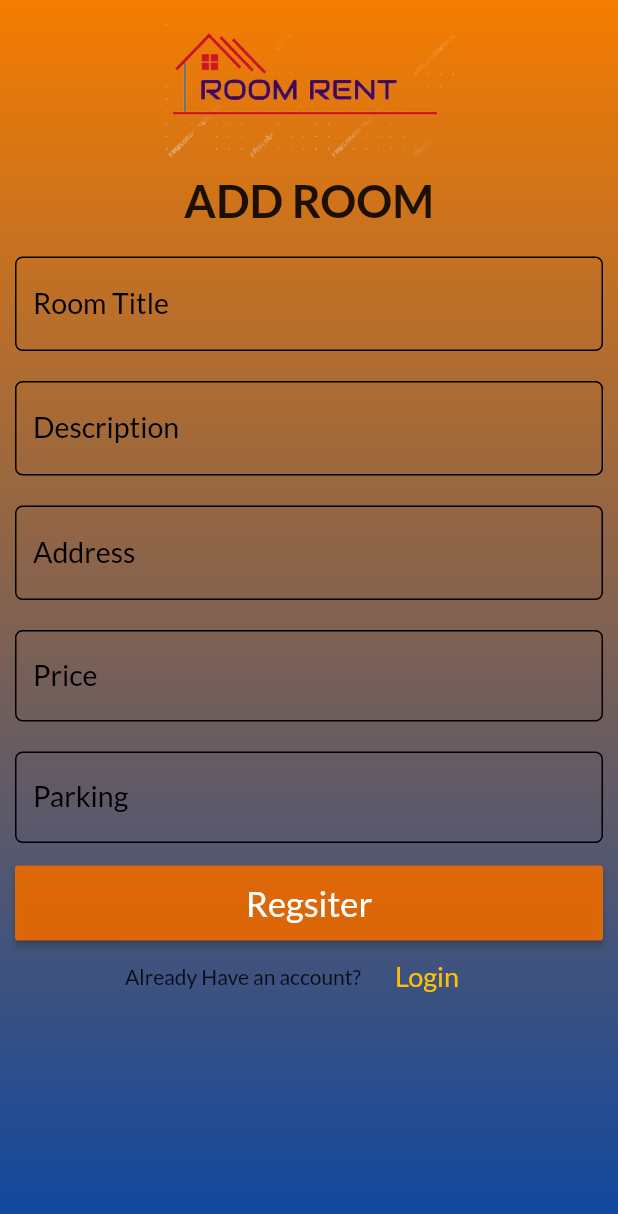
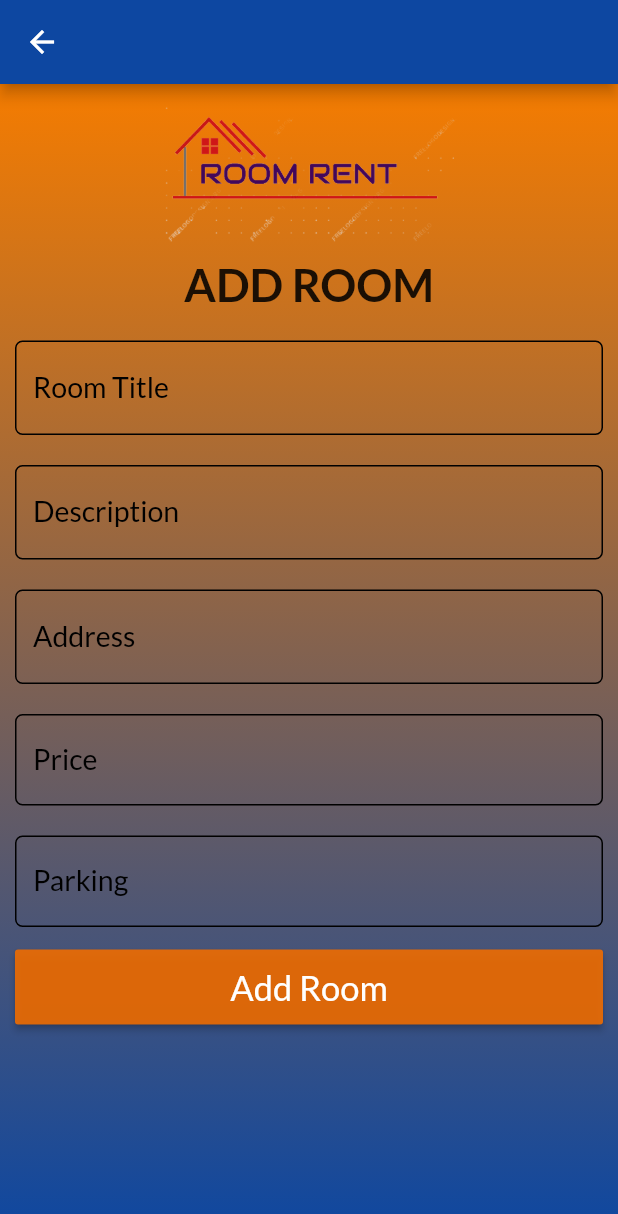
Before and after one commit to Bibekspk/Flutter-Frontend, a Flutter app: the Roompage screen opened directly, on a phone screen of 412 x 824 dp. Shown: the top 1214 px of the screen. Run offline on Flutter 3.47's test engine with Material 2 defaults, Android fonts, the phone set to English and light mode, and no system bars; our stand-ins replace google_fonts; missing offline and left inert: flutter_session.

Commit message:
room design

```diff
--- a/Frontend/lib/src/addRoom.dart
+++ b/Frontend/lib/src/addRoom.dart
@@ -1,5 +1,5 @@
 import 'package:flutter/material.dart';
-import 'package:flutter_login_signup/src/loginPage.dart';
+// import 'package:flutter_login_signup/src/loginPage.dart';
 import 'package:flutter_login_signup/src/welcomePage.dart';
 import 'package:flutter_login_signup/models/registermodel.dart';
 
@@ -27,6 +27,7 @@ class _AddRoomPageState extends State<Roompage> {
   @override
   Widget build(BuildContext context) {
     return Scaffold(
+      appBar: AppBar(backgroundColor: Color.fromRGBO(13, 71, 161, 1)),
       body: Form(
           key: globalFormKey,
           child: Container(
@@ -59,7 +60,7 @@ class _AddRoomPageState extends State<Roompage> {
                       controller: nameController,
                       keyboardType: TextInputType.text,
                       validator: (input) => !(input.length > 3)
-                          ? "Plese provide valid name"
+                          ? "Plese provide valid room information"
                           : null,
                       decoration: InputDecoration(
                           labelText: 'Room Title',
@@ -68,7 +69,7 @@ class _AddRoomPageState extends State<Roompage> {
                           fillColor: Color(0x00000000),
                           filled: true,
                           errorStyle:
-                              TextStyle(fontSize: 16.0, color: Colors.black),
+                              TextStyle(fontSize: 19.0, color: Colors.black),
                           enabledBorder: OutlineInputBorder(
                               borderRadius:
                                   BorderRadius.all(Radius.circular(5))),
@@ -84,11 +85,12 @@ class _AddRoomPageState extends State<Roompage> {
                       style: TextStyle(fontSize: 19),
                       controller: emailController,
                       keyboardType: TextInputType.emailAddress,
-                      validator: (input) =>
-                          !input.contains("@") ? "Email should be valid" : null,
+                      validator: (input) => !(input.length > 3)
+                          ? "Plese provide valid room information"
+                          : null,
                       decoration: InputDecoration(
                           errorStyle:
-                              TextStyle(fontSize: 16.0, color: Colors.black),
+                              TextStyle(fontSize: 19.0, color: Colors.black),
                           enabledBorder: OutlineInputBorder(
                             borderRadius: BorderRadius.all(Radius.circular(5)),
                           ),
@@ -147,13 +149,12 @@ class _AddRoomPageState extends State<Roompage> {
                   Container(
                     padding: EdgeInsets.fromLTRB(10, 10, 10, 0),
                     child: TextFormField(
-                      obscureText: true,
+                      // obscureText: true,
                       style: TextStyle(fontSize: 17.5),
                       controller: confirmpasswordController,
-                      validator: (input) =>
-                          !(input == (passwordController.text))
-                              ? "Passwords donot match"
-                              : null,
+                      validator: (input) => !(input.length > 3)
+                          ? "Plese provide valid room information"
+                          : null,
                       decoration: InputDecoration(
                           errorStyle:
                               TextStyle(fontSize: 16.0, color: Colors.black),
@@ -179,33 +180,33 @@ class _AddRoomPageState extends State<Roompage> {
                           textColor: Colors.white,
                           color: Color.fromRGBO(239, 108, 0, 0.9),
                           child: Text(
-                            'Regsiter',
+                            'Add Room',
                             style: TextStyle(fontSize: 23),
                           ),
                           onPressed: () {
                             validate();
                             print(emailController.text);
                           })),
-                  Container(
-                      child: Row(
-                    children: <Widget>[
-                      Text('Already Have an account?'),
-                      FlatButton(
-                        textColor: Colors.amber,
-                        child: Text(
-                          'Login',
-                          style: TextStyle(fontSize: 18),
-                        ),
-                        onPressed: () {
-                          Navigator.push(
-                              context,
-                              MaterialPageRoute(
-                                  builder: (context) => LoginPage()));
-                        },
-                      )
-                    ],
-                    mainAxisAlignment: MainAxisAlignment.center,
-                  ))
+                  // Container(
+                  //     child: Row(
+                  //   children: <Widget>[
+                  //     Text('Already Have an account?'),
+                  //     FlatButton(
+                  //       textColor: Colors.amber,
+                  //       child: Text(
+                  //         'Login',
+                  //         style: TextStyle(fontSize: 18),
+                  //       ),
+                  //       onPressed: () {
+                  //         Navigator.push(
+                  //             context,
+                  //             MaterialPageRoute(
+                  //                 builder: (context) => LoginPage()));
+                  //       },
+                  //     )
+                  //   ],
+                  //   mainAxisAlignment: MainAxisAlignment.center,
+                  // ))
                 ],
               ))),
     );
```
